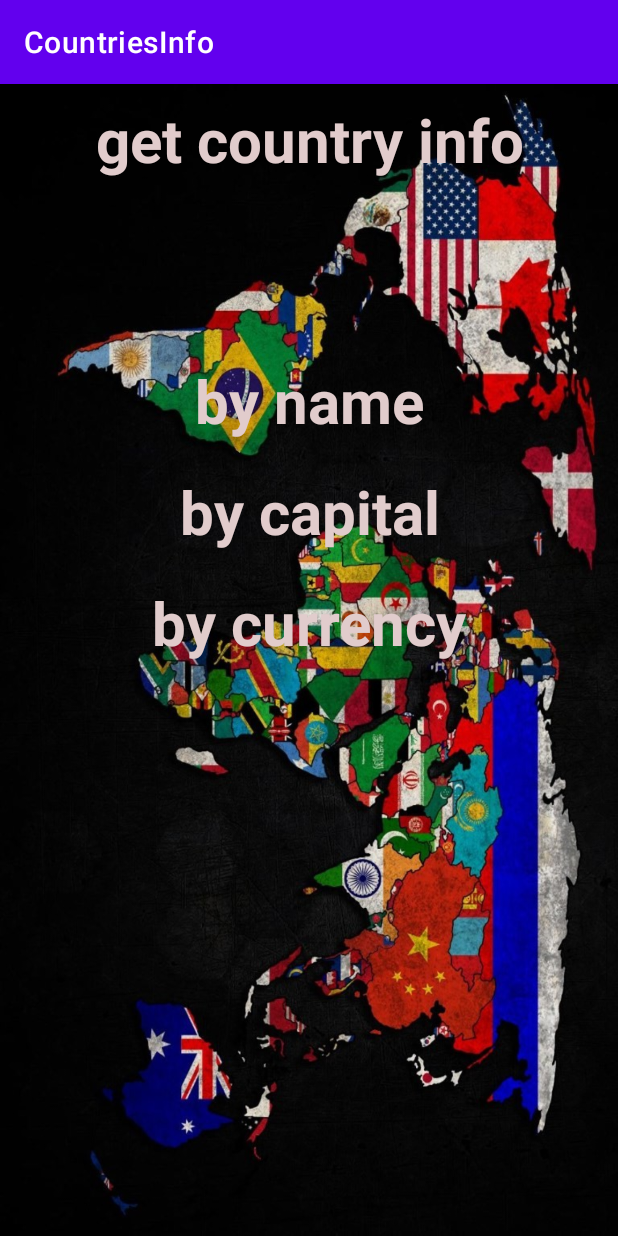
After one commit to awxander/countryInfo, an Android app: the fragment MainFragment shown on its own in the app's theme, on a phone screen of 412 x 824 dp. The commit adds this screen. Run offline under Robolectric (Android 15) with nearby library versions, the phone set to English and light mode, and no system bars.

Commit message:
по маленьку

```diff
--- /dev/null
+++ b/app/src/main/java/ru/tsibin/countryinfo/fragments/Constances.kt
@@ -0,0 +1,6 @@
+package ru.tsibin.countryinfo.fragments
+
+object Constants {
+    const val MAIN_FRAGMENT = "mainFragment"
+    const val SEARCH_FRAGMENT = "searchFragment"
+}
--- /dev/null
+++ b/app/src/main/java/ru/tsibin/countryinfo/fragments/MainFragment.kt
@@ -0,0 +1,33 @@
+package ru.tsibin.countryinfo.fragments
+
+import android.os.Bundle
+import androidx.fragment.app.Fragment
+import android.view.LayoutInflater
+import android.view.View
+import android.view.ViewGroup
+import com.example.countriesinfo.R
+import com.example.countriesinfo.databinding.FragmentMainBinding
+
+class MainFragment : Fragment() {
+
+    private lateinit var binding : FragmentMainBinding
+
+    override fun onCreateView(
+        inflater: LayoutInflater, container: ViewGroup?,
+        savedInstanceState: Bundle?
+    ): View? {
+
+        binding = FragmentMainBinding.inflate(inflater)
+        return binding.root
+    }
+
+    private fun loadSearchFragment(searchType: SearchType){
+        parentFragmentManager.beginTransaction()
+    }
+
+    companion object {
+
+        @JvmStatic
+        fun newInstance() = MainFragment()
+    }
+}
--- /dev/null
+++ b/app/src/main/res/layout/fragment_main.xml
@@ -0,0 +1,47 @@
+<FrameLayout xmlns:android="http://schemas.android.com/apk/res/android"
+    xmlns:tools="http://schemas.android.com/tools"
+    android:layout_width="match_parent"
+    android:layout_height="match_parent"
+    android:background="@drawable/background"
+    tools:context="ru.tsibin.countryinfo.fragments.MainFragment">
+
+    <LinearLayout
+        android:layout_width="match_parent"
+        android:layout_height="match_parent"
+        android:orientation="vertical">
+
+        <TextView
+            style="@style/list_text"
+            android:id="@+id/textTitle"
+            android:layout_width="match_parent"
+            android:layout_height="wrap_content"
+            android:text="@string/get_country_info"
+            />
+
+        <Space
+            android:layout_width="match_parent"
+            android:layout_height="100dp" />
+
+        <TextView
+            style="@style/list_text"
+            android:id="@+id/tvByName"
+            android:layout_width="match_parent"
+            android:layout_height="wrap_content"
+            android:text="@string/get_by_name"
+            />
+
+        <TextView
+            style="@style/list_text"
+            android:id="@+id/tvByCapital"
+            android:layout_width="match_parent"
+            android:layout_height="wrap_content"
+            android:text="@string/get_by_capital" />
+
+        <TextView
+            style="@style/list_text"
+            android:id="@+id/tvByCurrency"
+            android:layout_width="match_parent"
+            android:layout_height="wrap_content"
+            android:text="@string/get_by_currency" />
+    </LinearLayout>
+</FrameLayout>
--- a/app/src/main/res/values/colors.xml
+++ b/app/src/main/res/values/colors.xml
@@ -7,4 +7,5 @@
     <color name="teal_700">#FF018786</color>
     <color name="black">#FF000000</color>
     <color name="white">#FFFFFFFF</color>
+    <color name="bright_pink">#E1CCCC</color>
 </resources>
--- /dev/null
+++ b/app/src/main/res/values/dimens.xml
@@ -0,0 +1,5 @@
+<?xml version="1.0" encoding="utf-8"?>
+<resources>
+    <dimen name="default_text_size">40sp</dimen>
+    <dimen name="default_space_height">20dp</dimen>
+</resources>
--- a/app/src/main/res/values/strings.xml
+++ b/app/src/main/res/values/strings.xml
@@ -2,4 +2,9 @@
     <string name="app_name">CountriesInfo</string>
     <string name="enter_country_name">enter country name</string>
     <string name="search">search</string>
+    <string name="get_country_info">get country info</string>
+    <string name="get_by_name">by name</string>
+    <string name="get_by_capital">by capital</string>
+    <string name="get_by_currency">by currency</string>
+
 </resources>
--- /dev/null
+++ b/app/src/main/res/values/styles.xml
@@ -0,0 +1,10 @@
+<?xml version="1.0" encoding="utf-8"?>
+<resources>
+    <style name="list_text" parent="TextAppearance.AppCompat">
+        <item name="android:textColor">@color/bright_pink</item>
+        <item name="android:textStyle">bold</item>
+        <item name="android:gravity">center</item>
+        <item name="android:textSize">@dimen/default_text_size</item>
+        <item name="android:layout_margin">10dp</item>
+    </style>
+</resources>
```
Also changed, not shown: app/src/main/java/ru/tsibin/countryinfo/Lol.java (added, +7 -0 lines), app/src/main/java/ru/tsibin/countryinfo/MainActivity.kt (+8 -21 lines), app/src/main/java/ru/tsibin/countryinfo/data/CountryInfoApi.kt (+5 -5 lines), app/src/main/java/ru/tsibin/countryinfo/fragments/SearchFragment.kt (added, +28 -0 lines), app/src/main/java/ru/tsibin/countryinfo/fragments/SearchType.kt (added, +8 -0 lines), app/src/main/res/layout/activity_main.xml (+9 -30 lines), app/src/main/res/layout/fragment_search.xml (added, +12 -0 lines), app/src/main/res/drawable-v24/background.png (added), 1 other file.
